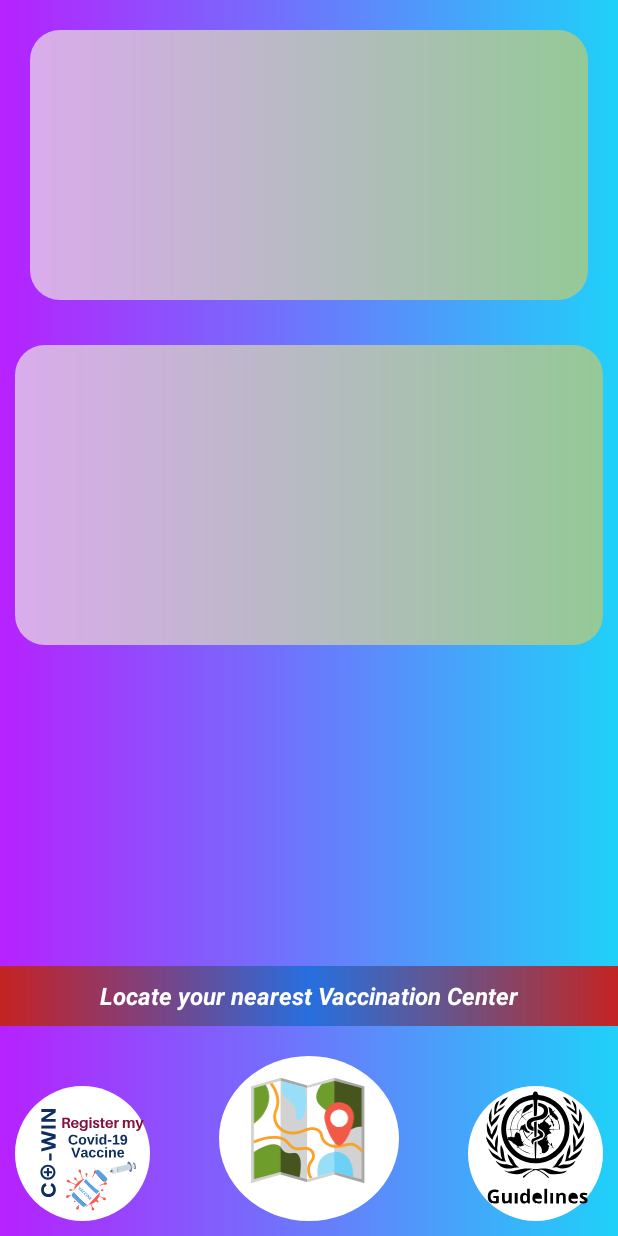
After one commit to HashBP/COvid-BABA, an Android app: the layout fragment_main_page.xml on its own in the app's theme, with its tools: preview values and no code run, on a phone screen of 412 x 824 dp. The commit adds this screen. Run offline under Robolectric (Android 15) with nearby library versions, the phone set to English and light mode, and no system bars.

Commit message:
Added Nav from Front to Main

```diff
--- /dev/null
+++ b/app/src/main/res/layout/fragment_main_page.xml
@@ -0,0 +1,97 @@
+<?xml version="1.0" encoding="utf-8"?>
+
+<RelativeLayout xmlns:android="http://schemas.android.com/apk/res/android"
+    xmlns:tools="http://schemas.android.com/tools"
+    android:layout_width="match_parent"
+    android:layout_height="match_parent"
+    xmlns:app="http://schemas.android.com/apk/res-auto"
+    android:layout_centerInParent="false"
+    android:layout_centerHorizontal="false"
+    android:layout_centerVertical="false"
+    android:background="@drawable/main_background"
+    android:orientation="vertical"
+    android:weightSum="10"
+    tools:context=".MainActivity">
+
+    <RelativeLayout
+        android:id="@+id/textview1"
+        style="@style/background_slide_style5"
+        android:layout_alignParentTop="true"
+        android:visibility="visible"
+        tools:ignore="SpeakableTextPresentCheck">
+
+        <TextView
+            android:id="@+id/start_info"
+            style="@style/background_slide_style2"
+            android:layout_width="match_parent"
+            android:layout_height="match_parent"
+            android:layout_centerInParent="true"
+            android:gravity="clip_vertical|center_horizontal|center_vertical"
+            android:lineSpacingExtra="8sp"
+            android:textColor="@color/black"
+            android:textSize="16sp"
+            android:textStyle="bold"
+            android:visibility="visible" />
+    </RelativeLayout>
+
+
+    <RelativeLayout
+        android:id="@+id/textview2new"
+        style="@style/background_slide_style2"
+        android:layout_below="@+id/textview1"
+        android:visibility="visible"
+        tools:ignore="SpeakableTextPresentCheck" />
+
+
+    <TextView
+        android:layout_width="match_parent"
+        android:layout_height="40dp"
+        android:id="@+id/textview3new"
+        style="@style/background_slide_style3"
+        android:visibility="visible"
+        android:layout_centerInParent="true"
+        android:gravity="center"
+        android:text="@string/textview3"
+        android:textColor="#FFFFFF"
+        android:textSize="16sp"
+        android:textStyle="bold|italic" android:layout_above="@+id/icon"/>
+
+    <RelativeLayout
+        android:id="@+id/icon"
+        android:layout_width="match_parent"
+        android:layout_height="130dp"
+        android:layout_alignParentBottom="true"
+        android:padding="@dimen/icon_padding"
+        android:visibility="visible">
+
+        <ImageView
+            android:id="@+id/icon1"
+            android:layout_width="90dp"
+            android:layout_height="90dp"
+            android:layout_alignParentStart="true"
+            android:layout_alignParentBottom="true"
+            android:background="@drawable/icons"
+            android:onClick="toCoWin"
+            app:srcCompat="@drawable/ic_guidelines__7_" />
+
+        <ImageView
+            android:id="@+id/icon2"
+            android:layout_width="120dp"
+            android:layout_height="120dp"
+            android:layout_centerInParent="true"
+            android:background="@drawable/icons"
+            app:srcCompat="@drawable/ic_untitled_design__4_" />
+
+        <ImageView
+            android:id="@+id/icon3"
+            android:layout_width="90dp"
+            android:layout_height="90dp"
+            android:layout_alignParentEnd="true"
+            android:layout_alignParentBottom="true"
+            android:background="@drawable/icons"
+            android:onClick="toWho"
+            app:srcCompat="@drawable/ic_guidelines"
+            tools:ignore="ImageContrastCheck" />
+    </RelativeLayout>
+
+</RelativeLayout>
```
Also changed, not shown: app/src/main/java/com/example/gdscandroidproject/LoginMenu.java (deleted, +0 -50 lines), app/src/main/java/com/example/gdscandroidproject/LoginPage.kt (added, +23 -0 lines), app/src/main/java/com/example/gdscandroidproject/MainActivity.kt (+19 -20 lines), app/src/main/java/com/example/gdscandroidproject/MainPage.kt (added, +34 -0 lines), app/src/main/java/com/example/gdscandroidproject/MapsActivity.kt (deleted, +0 -48 lines), app/src/main/res/layout/activity_main.xml (+7 -88 lines), app/src/main/res/navigation/navigation.xml (+10 -14 lines), app/src/main/res/layout/fragment_login_page.xml (renamed from app/src/main/res/layout/fragment_login_menu.xml), 1 other file.
